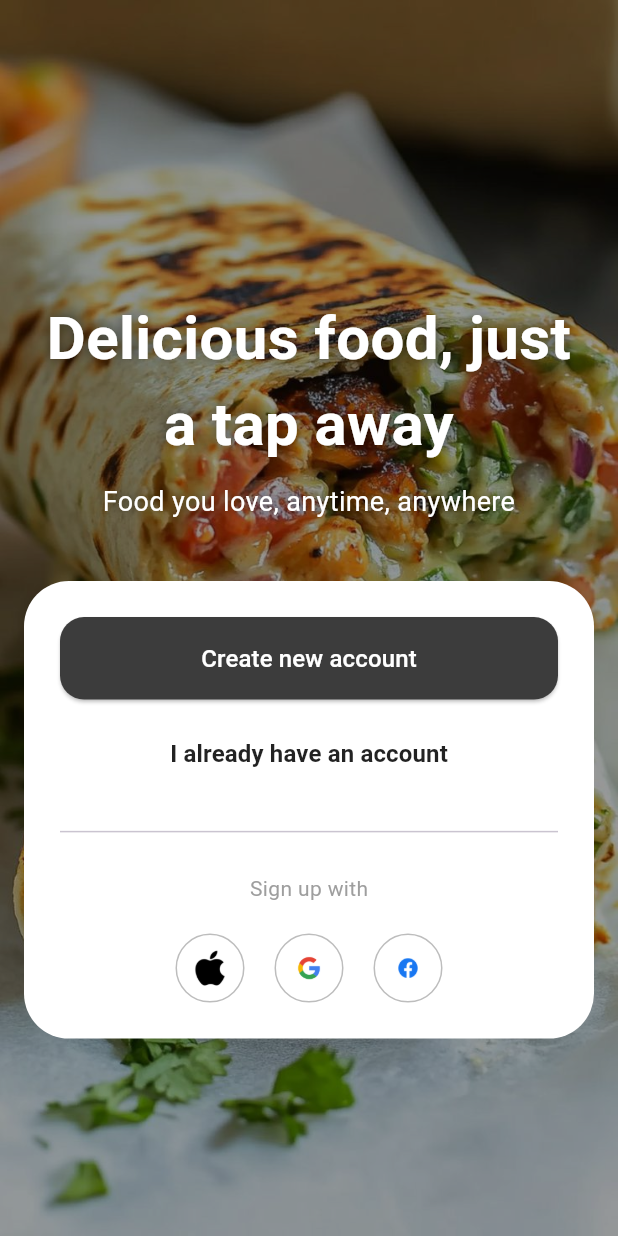
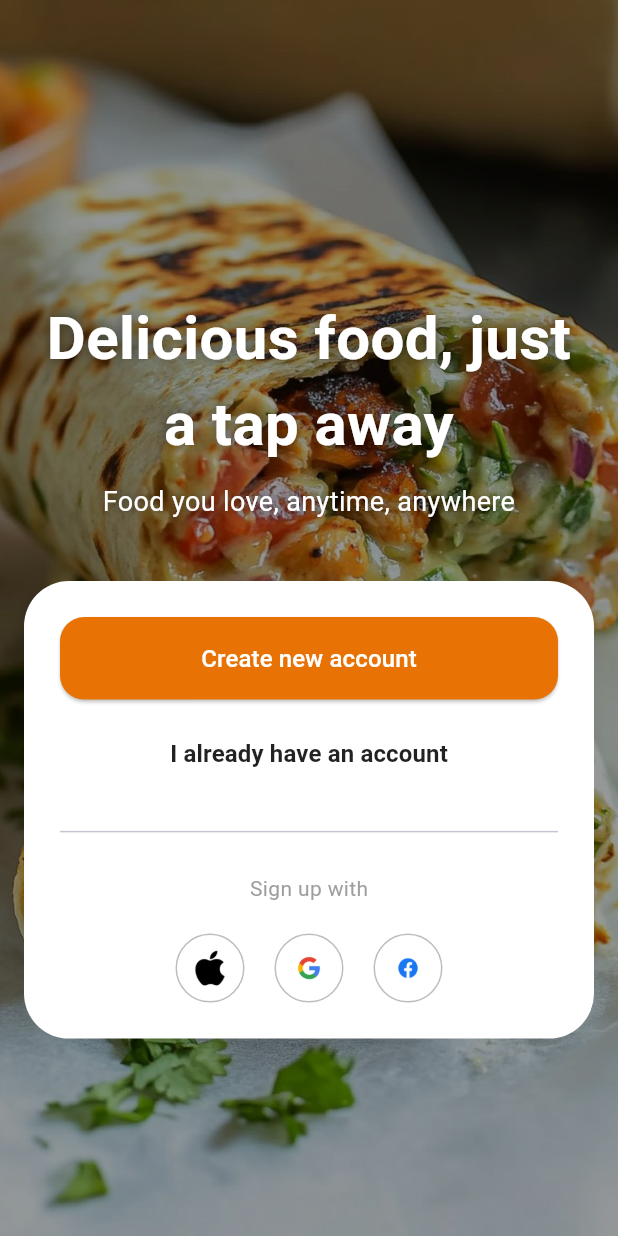
Before and after one commit to ChrisGit889/eatzy_food_delivery, a Flutter app: the screen it shows after launch, on a phone screen of 412 x 824 dp. Run offline on Flutter 3.47's test engine with Material 3 defaults, Android fonts, the phone set to English and light mode, and no system bars; our stand-ins replace cloud_firestore, firebase_auth, firebase_core; accounts and stored records are empty.

Commit message:
Fitur Register & Login

```diff
--- a/lib/screens/login_screen.dart
+++ b/lib/screens/login_screen.dart
@@ -55,7 +55,12 @@ class LoginScreen extends StatelessWidget {
                     children: [
                       ElevatedButton(
                         style: ElevatedButton.styleFrom(
-                          backgroundColor: const Color(0xFF3C3C3C),
+                          backgroundColor: const Color.fromARGB(
+                            255,
+                            232,
+                            114,
+                            3,
+                          ),
                           minimumSize: const Size(double.infinity, 55),
                           shape: RoundedRectangleBorder(
                             borderRadius: BorderRadius.circular(16),
```
